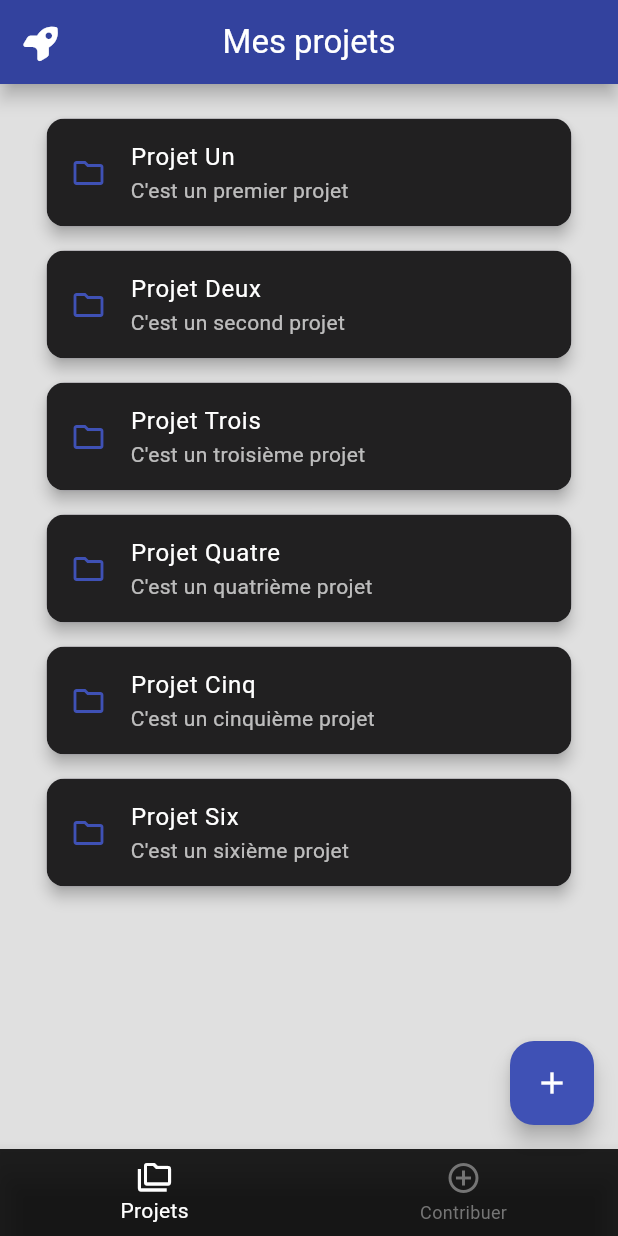
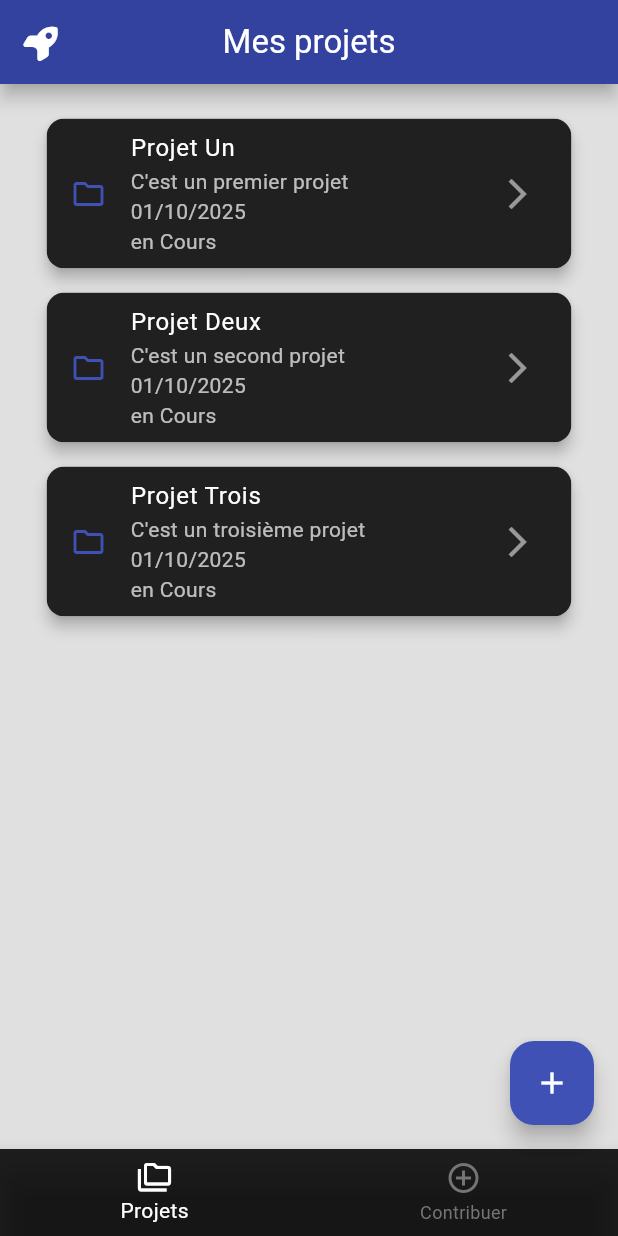
Before and after one commit to VanessaViaud/FlutterAppli, a Flutter app: the screen it shows after launch, on a phone screen of 412 x 824 dp. Run offline on Flutter 3.47's test engine with Material 3 defaults, Android fonts, the phone set to English and light mode, and no system bars; our stand-ins replace font_awesome_flutter.

Commit message:
refactor/improve_form_with_date&status

```diff
--- a/lib/main.dart
+++ b/lib/main.dart
@@ -3,6 +3,7 @@ import 'package:font_awesome_flutter/font_awesome_flutter.dart';
 import 'DetailPage.dart';
 import 'ContributionPage.dart';
 import 'models/Project.dart';
+import 'package:intl/intl.dart';
 
 void main() {
   runApp(const MyApp());
@@ -43,12 +44,19 @@ class MyHomePage extends StatefulWidget {
 
 class _MyHomePageState extends State<MyHomePage> {
   List<Project> projects = [
-    Project('Projet Un', "C'est un premier projet"),
-    Project('Projet Deux', "C'est un second projet"),
-    Project('Projet Trois', "C'est un troisième projet"),
-    Project('Projet Quatre', "C'est un quatrième projet"),
-    Project('Projet Cinq', "C'est un cinquième projet"),
-    Project('Projet Six', "C'est un sixième projet"),
+    Project('Projet Un', "C'est un premier projet", "en Cours", DateTime.now()),
+    Project(
+      'Projet Deux',
+      "C'est un second projet",
+      "en Cours",
+      DateTime.now(),
+    ),
+    Project(
+      'Projet Trois',
+      "C'est un troisième projet",
+      "en Cours",
+      DateTime.now(),
+    ),
   ];
 
   int _selectedIndex = 0;
@@ -57,7 +65,14 @@ class _MyHomePageState extends State<MyHomePage> {
   void _incrementProjects() {
     setState(() {
       projectNumber++;
-      projects.add(Project('New Project', 'Project au clic n° $projectNumber'));
+      projects.add(
+        Project(
+          'New Project',
+          'Project au clic n° $projectNumber',
+          "A venir",
+          DateTime.now(),
+        ),
+      );
     });
   }
 
@@ -72,14 +87,15 @@ class _MyHomePageState extends State<MyHomePage> {
     return Scaffold(
       appBar: AppBar(
         leading: const Icon(FontAwesomeIcons.rocket, color: Colors.white),
-        title:_selectedIndex == 0 ? Text(widget.title) : Text("Contribuer"),
+        title: _selectedIndex == 0 ? Text(widget.title) : Text("Contribuer"),
         centerTitle: true,
       ),
       body: _selectedIndex == 0
           ? Column(
               children: <Widget>[
-                ListView.builder(
-                  shrinkWrap: true,
+                Expanded(
+                  child: ListView.builder(
+                    // shrinkWrap: true,
                     padding: EdgeInsets.all(15),
                     itemCount: projects.length,
                     itemBuilder: (BuildContext context, int index) {
@@ -89,7 +105,10 @@ class _MyHomePageState extends State<MyHomePage> {
                         ),
                         clipBehavior: Clip.antiAlias,
                         elevation: 4,
-                      margin: EdgeInsets.symmetric(horizontal: 16, vertical: 8),
+                        margin: EdgeInsets.symmetric(
+                          horizontal: 16,
+                          vertical: 8,
+                        ),
                         child: Container(
                           decoration: BoxDecoration(color: Colors.black87),
                           child: ListTile(
@@ -101,9 +120,26 @@ class _MyHomePageState extends State<MyHomePage> {
                               projects[index].title,
                               style: TextStyle(color: Colors.white),
                             ),
-                          subtitle: Text(
+                            subtitle: Column(
+                              crossAxisAlignment: CrossAxisAlignment.start,
+                              children: [
+                                Text(
                                   projects[index].desc,
                                   style: TextStyle(color: Colors.white70),
+                                ),
+                                Text(
+                                  projects[index].dateTime != null
+                                      ? DateFormat(
+                                          'dd/MM/yyyy',
+                                        ).format(projects[index].dateTime!)
+                                      : 'Date non renseignée',
+                                  style: TextStyle(color: Colors.white70),
+                                ),
+                                Text(
+                                  projects[index].status,
+                                  style: TextStyle(color: Colors.white70),
+                                ),
+                              ],
                             ),
                             // trailing: IconButton(
                             //   onPressed: DetailPageState(),
@@ -111,15 +147,27 @@ class _MyHomePageState extends State<MyHomePage> {
                             //     Icons.arrow_forward_ios,
                             //     color: Colors.white54,
                             //   ),
-                          // ),
+                            trailing: Icon(
+                              Icons.arrow_forward_ios,
+                              color: Colors.white54,
+                            ),
                           ),
                         ),
                       );
                     },
                   ),
+                ),
               ],
             )
-          : const ContributionPage(),
+          : ContributionPage(
+              projects: projects,
+              onAddProject: (Project project) {
+                setState(() {
+                  projects.add(project);
+                  _selectedIndex = 0;
+                });
+              },
+            ),
 
       floatingActionButton: FloatingActionButton(
         onPressed: _incrementProjects,
--- a/lib/models/Project.dart
+++ b/lib/models/Project.dart
@@ -3,20 +3,24 @@
 class Project {
   String _title;
   String _desc;
+  DateTime? _dateTime;
+  String _status;
 
-  Project(this._title, this._desc);
+  Project(this._title, this._desc,  this._status, [this._dateTime]);
 
   String get title => _title;
+
   String get desc => _desc;
 
+  DateTime? get dateTime => _dateTime;
+
+  String get status => _status;
+
   set title(String value) => _title = value;
+
   set desc(String value) => _desc = value;
+
+  set dateTime(DateTime value) => _dateTime = value;
+
+  set status(String value) => _status = value;
 }
-
-
-
-
-//il faut utiliser ListView pour affihcer la liste des projets. Attention il faut un contructeur spécifique et pas
-//n'importe quel listview : celle qui va lister des listtile
-//ou utiliser listview avec des card (on peut les mettre dans les listvew)
-//attention : comme on fait ça avec des objets, la liste doit être dynamique donc faut la faire avec un builder : listview.builder
```
Also changed, not shown: lib/ContributionPage.dart (+68 -16 lines). Lines whose indentation alone changed are shown as unchanged.
